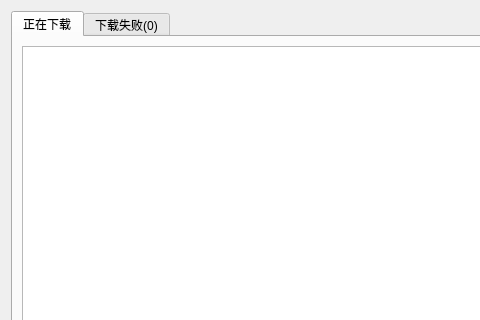
The window that ui/downloadqueuedialog.ui (jing332/xmly-downloader-qt5) describes before a commit, drawn with Qt 5; both pictures show x 0 to 480 and y 0 to 320 of the 800 by 550 pixel window.
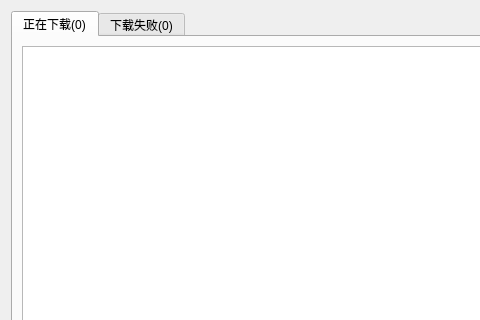
The same window after the commit.

```diff
--- a/ui/downloadqueuedialog.ui
+++ b/ui/downloadqueuedialog.ui
@@ -39,7 +39,7 @@
      </property>
      <widget class="QWidget" name="tab">
       <attribute name="title">
-       <string>正在下载</string>
+       <string>正在下载(0)</string>
       </attribute>
       <layout class="QHBoxLayout" name="horizontalLayout">
        <item>
```
